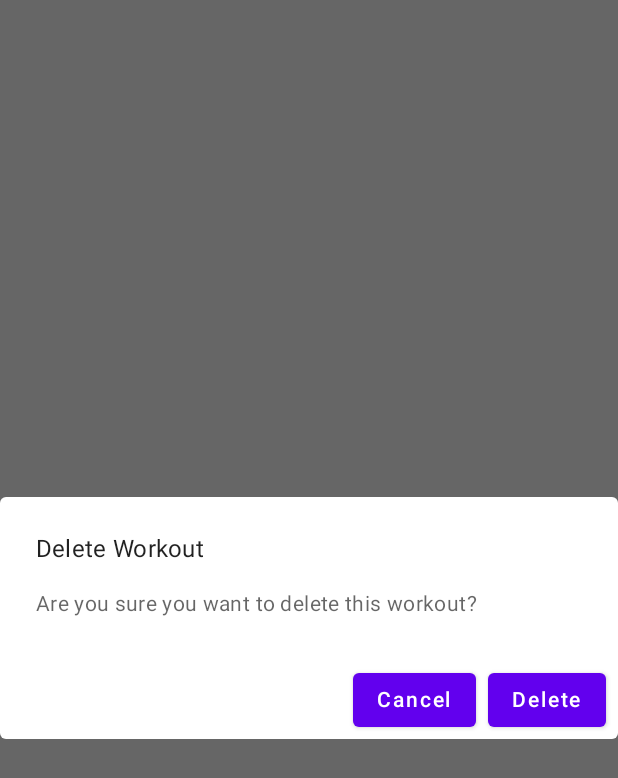
After one commit to dillonpike/Gym-Tracker, an Android app built with Jetpack Compose: the composable DeleteConfirmationDialog shown on its own in the app's theme, on a phone screen of 412 x 824 dp. The commit adds this screen. Shown: the top 778 px of the screen. Run offline under Robolectric (Android 15) with nearby library versions, the phone set to English and light mode, and no system bars.

Commit message:
Workouts can now be deleted

```diff
--- a/app/src/main/java/nz/ac/uclive/dkp33/fitnesstracker/model/ExerciseDao.kt
+++ b/app/src/main/java/nz/ac/uclive/dkp33/fitnesstracker/model/ExerciseDao.kt
@@ -10,6 +10,9 @@ interface ExerciseDao {
     @Insert
     suspend fun insert(exercise: Exercise): Long
 
+    @Query("DELETE FROM Exercise WHERE workoutId = :workoutId")
+    suspend fun deleteByWorkoutId(workoutId: Long): Int
+
     @Query("SELECT * FROM Exercise")
     fun getExercises(): Flow<List<Exercise>>
 }
--- a/app/src/main/java/nz/ac/uclive/dkp33/fitnesstracker/model/WorkoutDao.kt
+++ b/app/src/main/java/nz/ac/uclive/dkp33/fitnesstracker/model/WorkoutDao.kt
@@ -1,6 +1,7 @@
 package nz.ac.uclive.dkp33.fitnesstracker.model
 
 import androidx.room.Dao
+import androidx.room.Delete
 import androidx.room.Insert
 import androidx.room.Query
 import androidx.room.Transaction
@@ -11,6 +12,9 @@ interface WorkoutDao {
     @Insert
     suspend fun insert(workout: Workout): Long
 
+    @Delete
+    suspend fun delete(workout: Workout): Int
+
     @Transaction
     @Query("SELECT * FROM workout ORDER BY date DESC")
     fun getWorkoutsWithExercises(): Flow<List<WorkoutWithExercises>>
--- a/app/src/main/java/nz/ac/uclive/dkp33/fitnesstracker/model/WorkoutRepository.kt
+++ b/app/src/main/java/nz/ac/uclive/dkp33/fitnesstracker/model/WorkoutRepository.kt
@@ -10,4 +10,9 @@ class WorkoutRepository(private val workoutDao: WorkoutDao) {
     suspend fun insert(workout: Workout): Long {
         return workoutDao.insert(workout)
     }
+
+    @WorkerThread
+    suspend fun delete(workout: Workout): Int {
+        return workoutDao.delete(workout)
+    }
 }
--- /dev/null
+++ b/app/src/main/java/nz/ac/uclive/dkp33/fitnesstracker/ui/composables/DeleteConfirmationDialog.kt
@@ -0,0 +1,27 @@
+package nz.ac.uclive.dkp33.fitnesstracker.ui.composables
+
+import androidx.compose.material.AlertDialog
+import androidx.compose.material.Button
+import androidx.compose.material.Text
+import androidx.compose.runtime.Composable
+import androidx.compose.ui.res.stringResource
+import nz.ac.uclive.dkp33.fitnesstracker.R
+
+@Composable
+fun DeleteConfirmationDialog(onConfirm: () -> Unit, onDismissRequest: () -> Unit) {
+    AlertDialog(
+        onDismissRequest = onDismissRequest,
+        title = { Text(text = stringResource(R.string.delete_workout)) },
+        text = { Text(text = stringResource(R.string.delete_workout_confirmation_message)) },
+        confirmButton = {
+            Button(onClick = onConfirm) {
+                Text(stringResource(R.string.delete_button))
+            }
+        },
+        dismissButton = {
+            Button(onClick = onDismissRequest) {
+                Text(stringResource(R.string.cancel_button))
+            }
+        }
+    )
+}
--- a/app/src/main/res/values/strings.xml
+++ b/app/src/main/res/values/strings.xml
@@ -1,5 +1,5 @@
 <resources>
-    <string name="app_name">Fitness Tracker</string>
+    <string name="app_name">Gym Tracker</string>
     <string name="add_set_button">Add Set</string>
     <string name="add_exercise_button">Add Exercise</string>
     <string name="workout_completion_toast">Congrats on completing your workout!</string>
@@ -20,4 +20,8 @@
     <string name="share_button">Share</string>
     <string name="back_button_description">Back</string>
     <string name="share_workout_intent_title">Share Workout</string>
+    <string name="delete_button">Delete</string>
+    <string name="delete_workout">Delete Workout</string>
+    <string name="delete_workout_confirmation_message">Are you sure you want to delete this workout?</string>
+    <string name="cancel_button">Cancel</string>
 </resources>
```
Also changed, not shown: app/src/main/java/nz/ac/uclive/dkp33/fitnesstracker/model/ExerciseRepository.kt (+5 -3 lines), app/src/main/java/nz/ac/uclive/dkp33/fitnesstracker/model/WorkoutViewModel.kt (+11 -16 lines), app/src/main/java/nz/ac/uclive/dkp33/fitnesstracker/ui/composables/KebabIconButton.kt (added, +50 -0 lines), app/src/main/java/nz/ac/uclive/dkp33/fitnesstracker/ui/screens/WorkoutHistoryScreen.kt (+27 -26 lines), 1 other file.
